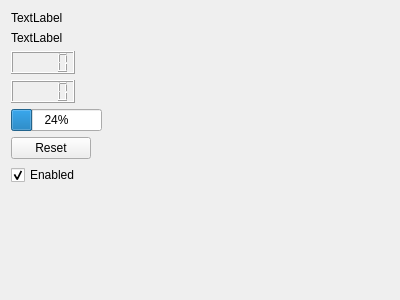
First picture: the form in src/ui/SkyeAUStatus.ui, repository skye-git/qgroundcontrol-old, before the edit.
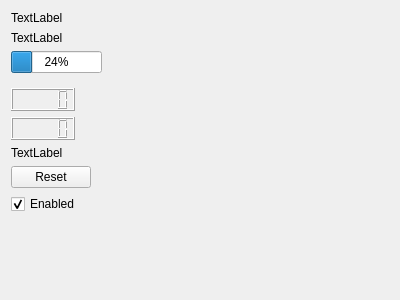
Second picture: the form after the edit.

Commit message: actuation unit status

The edit to the form file:
```diff
--- a/src/ui/SkyeAUStatus.ui
+++ b/src/ui/SkyeAUStatus.ui
@@ -14,7 +14,7 @@
    <string>Form</string>
   </property>
   <layout class="QFormLayout" name="formLayout">
-   <item row="3" column="0">
+   <item row="5" column="0">
     <widget class="QLCDNumber" name="lcdNumberVoltage"/>
    </item>
    <item row="0" column="0">
@@ -24,28 +24,14 @@
      </property>
     </widget>
    </item>
-   <item row="5" column="0">
-    <widget class="QProgressBar" name="progressBarThrust">
-     <property name="value">
-      <number>24</number>
-     </property>
-    </widget>
-   </item>
-   <item row="1" column="0">
-    <widget class="QLabel" name="labelMessage">
-     <property name="text">
-      <string>TextLabel</string>
-     </property>
-    </widget>
-   </item>
-   <item row="6" column="0">
+   <item row="10" column="0">
     <widget class="QPushButton" name="pushButton">
      <property name="text">
       <string>Reset</string>
      </property>
     </widget>
    </item>
-   <item row="7" column="0">
+   <item row="11" column="0">
     <widget class="QCheckBox" name="checkBox">
      <property name="text">
       <string>Enabled</string>
@@ -55,9 +41,37 @@
      </property>
     </widget>
    </item>
-   <item row="4" column="0">
+   <item row="6" column="0">
     <widget class="QLCDNumber" name="lcdNumberCurrent"/>
    </item>
+   <item row="8" column="0">
+    <widget class="QLabel" name="labelBatteryStatus">
+     <property name="text">
+      <string>TextLabel</string>
+     </property>
+    </widget>
+   </item>
+   <item row="3" column="0">
+    <widget class="QProgressBar" name="progressBarThrust">
+     <property name="value">
+      <number>24</number>
+     </property>
+    </widget>
+   </item>
+   <item row="2" column="0">
+    <widget class="QLabel" name="labelAUStatus">
+     <property name="text">
+      <string>TextLabel</string>
+     </property>
+    </widget>
+   </item>
+   <item row="4" column="0">
+    <widget class="Line" name="line">
+     <property name="orientation">
+      <enum>Qt::Horizontal</enum>
+     </property>
+    </widget>
+   </item>
   </layout>
  </widget>
  <resources/>
```
The commit also changes 11 other files.
